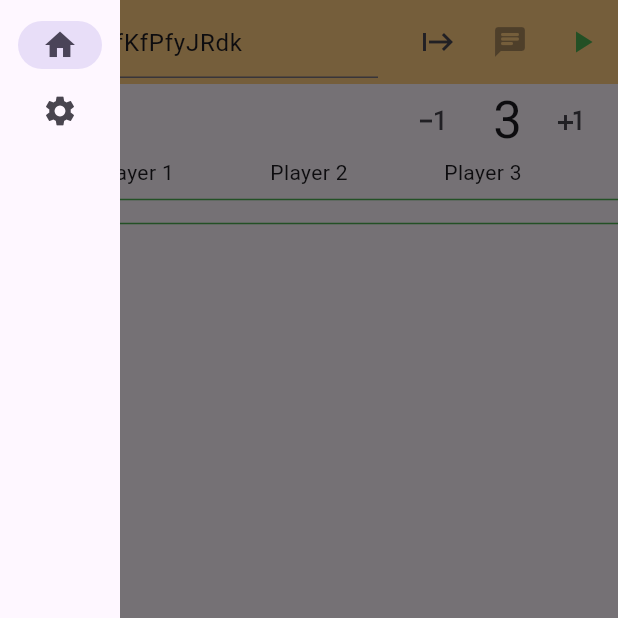
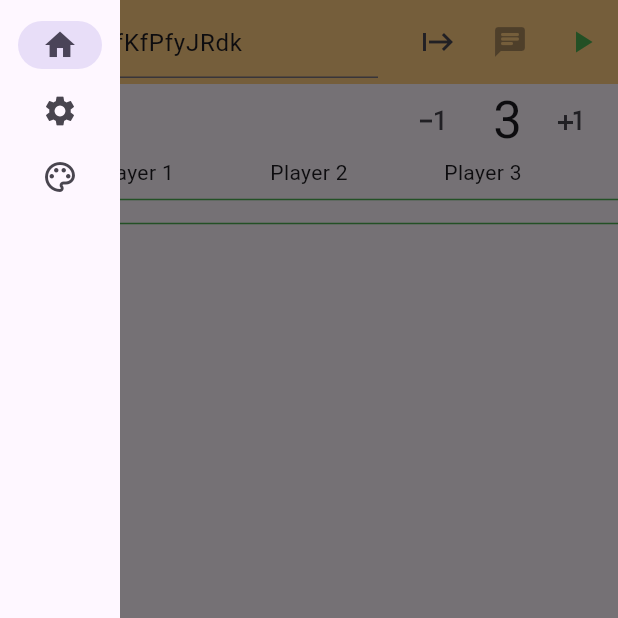
Before and after one commit to GianSt3/stanza_flutter, a Flutter app: the screen it shows after launch, with the side drawer open, on a phone screen of 412 x 824 dp, the top half of it. Run offline on Flutter 3.47's test engine with Material 3 defaults, Android fonts, the phone set to English and light mode, and no system bars; our stand-ins replace audioplayers, bloc, equatable, flutter_bloc, freezed_annotation, google_fonts and 1 more; missing offline and left inert: desktop_webview_window, elevenlabs_flutter; Roboto replaces fonts that are missing (Kanit); statements that could not run were skipped.

Commit message:
feat: integration of external library with some changes

```diff
--- a/lib/main.dart
+++ b/lib/main.dart
@@ -12,6 +12,7 @@ import 'package:stanza_scrapper/bloc/eleven_labs/eleven_labs_voice_cubit.dart';
 import 'package:stanza_scrapper/bloc/scrapper/youtube_scrapper_cubit.dart';
 import 'package:stanza_scrapper/src/features/dnd/bloc/game/dnd_cubit.dart';
 import 'package:stanza_scrapper/src/features/settings/presenter/settings_page.dart';
+import 'package:stanza_scrapper/src/features/tweak/tweak_page.dart';
 import 'package:stanza_scrapper/src/stanza.dart';
 
 void main(List<String> args) async {
@@ -127,11 +128,13 @@ class _MainAppState extends State<MainApp> {
                         icon: Icon(Icons.home), label: Text("Home")),
                     NavigationRailDestination(
                         icon: Icon(Icons.settings), label: Text("Settings")),
+                    NavigationRailDestination(
+                        icon: Icon(Icons.color_lens_outlined), label: Text("Tweak")),
                   ],
                   selectedIndex: currentPageIndex,
                 ),
               ),
-              body: [const Stanza(), const SettingsPage()][currentPageIndex],
+              body: [const Stanza(), const SettingsPage(), const TweakPage()][currentPageIndex],
             );
           }),
         ),
--- a/pubspec.yaml
+++ b/pubspec.yaml
@@ -10,7 +10,7 @@ dependencies:
   audioplayers: ^6.0.0
   desktop_webview_window: ^0.2.3
   elevenlabs_flutter:
-    path: ../elevenlabs_flutter
+    path: ./packages/elevenlabs_flutter
   equatable: ^2.0.5
   flutter:
     sdk: flutter
```
Also changed, not shown: lib/src/features/tweak/tweak_page.dart (added, +36 -0 lines), pubspec.lock.
